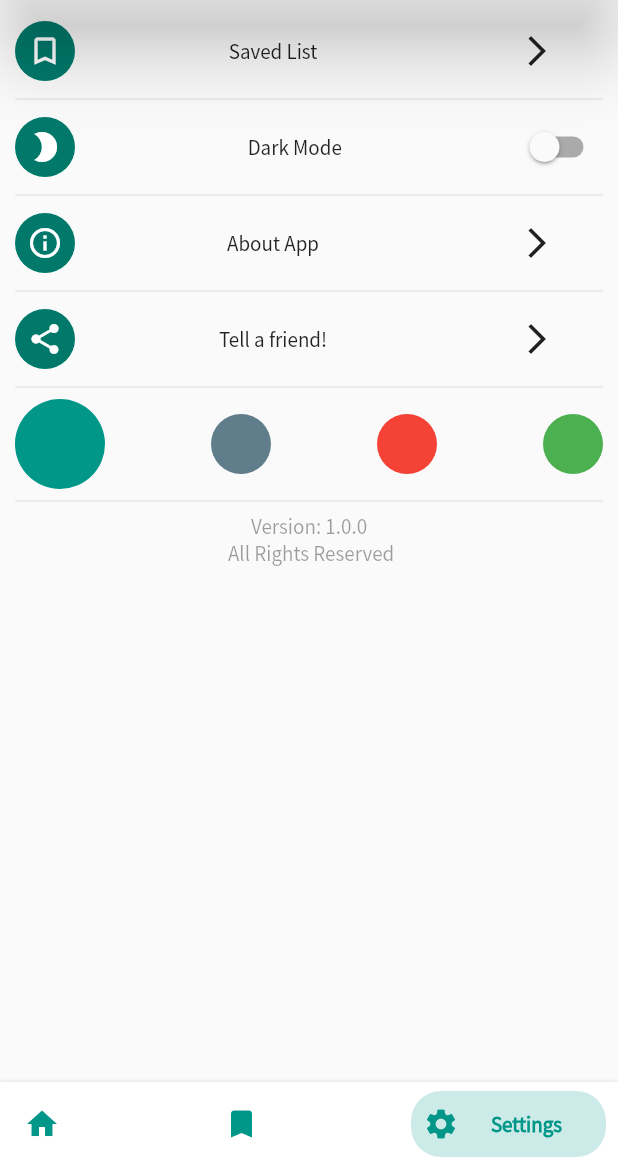
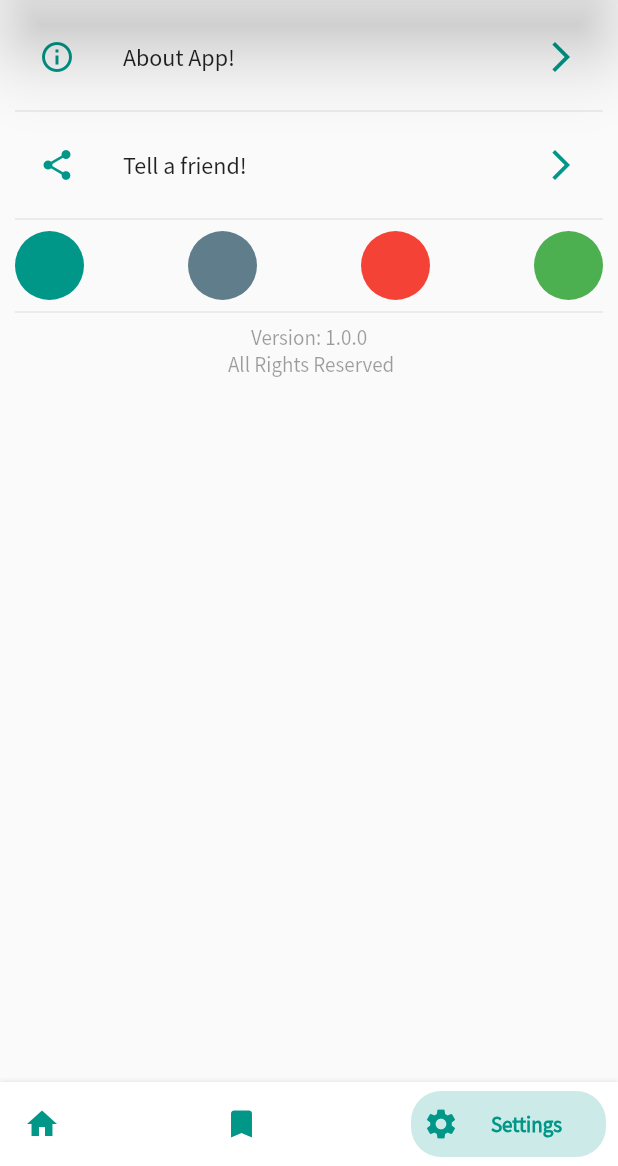
Before and after one commit to prabhaskumra/I-am-bored, a Flutter app: the screen it shows after launch, swiped to page 3, on a phone screen of 412 x 824 dp, the part 70-1236 px from its top. Run offline on Flutter 3.47's test engine with Material 2 defaults, Android fonts, the phone set to English and light mode, and no system bars; drawn by our look-alikes of bottom_navy_bar; our stand-ins replace flutter_linkify, share.

Commit message:
Update saved list screen and themedata

```diff
--- a/i_am_bored/lib/main.dart
+++ b/i_am_bored/lib/main.dart
@@ -9,6 +9,7 @@ import './screens/about_app_screen.dart';
 import './screens/donation_screen.dart';
 import './screens/main_screen.dart';
 import './screens/list_detail_screen.dart';
+import './provider/theme_data.dart';
 import './models/variables.dart' as globals;
 
 void main() {
@@ -19,17 +20,25 @@ class MyApp extends StatelessWidget {
   // This widget is the root of your application.
   @override
   Widget build(BuildContext context) {
+    // final selectedThemeData = Provider.of<CustomThemeData>(context);
+
     return MultiProvider(
       providers: [
         ChangeNotifierProvider<SavedList>(
           create: (context) => SavedList(),
         ),
+        ChangeNotifierProvider<CustomThemeData>(
+          create: (context) => CustomThemeData(),
+        ),
       ],
-      child: MaterialApp(
+      child: Builder(
+        builder: (BuildContext newContext) {
+          return MaterialApp(
             debugShowCheckedModeBanner: false,
             title: 'Flutter Demo',
             theme: ThemeData(
-          primarySwatch: Colors.teal,
+              primarySwatch:
+                  Provider.of<CustomThemeData>(newContext).themeColor,
               visualDensity: VisualDensity.adaptivePlatformDensity,
               fontFamily: 'SansPro',
               brightness: Brightness.light,
@@ -50,6 +59,8 @@ class MyApp extends StatelessWidget {
               MainScreen.routeName: (ctx) => MainScreen(),
               ListDetailScreen.routeName: (ctx) => ListDetailScreen(),
             },
+          );
+        },
       ),
     );
   }
--- /dev/null
+++ b/i_am_bored/lib/provider/theme_data.dart
@@ -0,0 +1,13 @@
+import 'package:flutter/foundation.dart';
+import 'package:flutter/material.dart';
+
+// import '../models/bored_data.dart';
+
+class CustomThemeData with ChangeNotifier {
+  var themeColor = Colors.teal;
+
+  void changeColor(var selectedColor) {
+    themeColor = selectedColor;
+    notifyListeners();
+  }
+}
--- a/i_am_bored/lib/screens/list_detail_screen.dart
+++ b/i_am_bored/lib/screens/list_detail_screen.dart
@@ -51,9 +51,10 @@ class _ListDetailScreenState extends State<ListDetailScreen> {
             // top: Radius.circular(30),
           ),
         ),
-        title: Text('List'),
+        title: Text(widget.receivedList.activity),
       ),
-      body: Container(
+      body: SingleChildScrollView(
+        child: Container(
           padding: EdgeInsets.all(20),
           // height: _mediaQuery.height / 2,
           child: Column(
@@ -104,7 +105,8 @@ class _ListDetailScreenState extends State<ListDetailScreen> {
                           TableRow(
                             children: [
                               Text("Accessibility"),
-                            Text(widget.receivedList.accessibility.toString()),
+                              Text(
+                                  widget.receivedList.accessibility.toString()),
                             ],
                           ),
                           buildTableRowDivider(),
@@ -161,6 +163,7 @@ class _ListDetailScreenState extends State<ListDetailScreen> {
             ],
           ),
         ),
+      ),
     );
   }
 
--- a/i_am_bored/lib/screens/saved_list_screen.dart
+++ b/i_am_bored/lib/screens/saved_list_screen.dart
@@ -2,6 +2,7 @@ import 'package:flutter/material.dart';
 import 'package:i_am_bored/models/bored_data.dart';
 import 'package:i_am_bored/screens/list_detail_screen.dart';
 import 'package:provider/provider.dart';
+import 'package:intl/intl.dart';
 
 import '../provider/saved_list.dart';
 import '../screens/saved_list_screen.dart';
@@ -27,7 +28,7 @@ class _SavedListScreenState extends State<SavedListScreen> {
           child: Container(
             // width: 0,
             padding: EdgeInsets.all(10),
-            child: InkWell(
+            child: ListTile(
               onTap: () {
                 Navigator.of(context).push(
                   MaterialPageRoute(
@@ -37,17 +38,28 @@ class _SavedListScreenState extends State<SavedListScreen> {
                   ),
                 );
               },
-              child: SizedBox(
-                height: mediaQuery.height / 12,
-                child: Text(
-                  "${i + 1}. " + savedListItmes[i].activity,
-                  softWrap: true,
-                  style: TextStyle(
-                    fontSize: 18,
-                  ),
-                  // textAlign: TextAlign.left,
-                ),
+              // dense: true,
+              // leading: Text("${i + 1}. "),
+              subtitle:
+                  Text(DateFormat('MM-dd-yyyy – kk:mm').format(DateTime.now())),
+              title: Text(
+                "${i + 1}. " + savedListItmes[i].activity,
+                style: TextStyle(
+                    // fontSize: 18,
+                    ),
               ),
+              trailing: Icon(Icons.arrow_forward_ios),
+              // child: SizedBox(
+              //   height: mediaQuery.height / 20,
+              //   child: Text(
+              //     "${i + 1}. " + savedListItmes[i].activity,
+              //     softWrap: true,
+              //     style: TextStyle(
+              //       fontSize: 18,
+              //     ),
+              //     // textAlign: TextAlign.left,
+              //   ),
+              // ),
             ),
           ),
         ),
--- a/i_am_bored/lib/screens/settings_screen.dart
+++ b/i_am_bored/lib/screens/settings_screen.dart
@@ -1,6 +1,9 @@
 import 'package:flutter/material.dart';
+import 'package:provider/provider.dart';
 
 import '../models/variables.dart' as globals;
+import '../provider/theme_data.dart';
+import '../screens/about_app_screen.dart';
 
 class SettingsScreen extends StatefulWidget {
   static const routeName = '/settings';
@@ -12,6 +15,8 @@ class SettingsScreen extends StatefulWidget {
 class _SettingsScreenState extends State<SettingsScreen> {
   @override
   Widget build(BuildContext context) {
+    var themeData = Provider.of<CustomThemeData>(context);
+
     var boxDecoration = BoxDecoration(
       border: Border.all(
         color: Theme.of(context).primaryColor,
@@ -25,128 +30,40 @@ class _SettingsScreenState extends State<SettingsScreen> {
       child: ListView(
         // shrinkWrap: ,
         children: [
-          Row(
-            mainAxisAlignment: MainAxisAlignment.spaceBetween,
-            children: [
-              CircleAvatar(
-                child: Icon(
-                  Icons.bookmark_border,
-                ),
-              ),
-              Text("Saved List"),
-              FlatButton(
-                onPressed: () {},
-                child: Icon(Icons.arrow_forward_ios),
-              )
-            ],
+          ListTile(
+            leading: Icon(
+              Icons.info_outline,
+              color: Theme.of(context).primaryColor,
+            ),
+            title: Text("About App!"),
+            trailing: Icon(
+              Icons.arrow_forward_ios,
+              color: Theme.of(context).primaryColor,
+            ),
+            onTap: () {
+              Navigator.of(context).pushNamed(AboutAppScreen.routeName);
+            },
+          ),
+          Divider(),
+          ListTile(
+            leading: Icon(
+              Icons.share,
+              color: Theme.of(context).primaryColor,
+            ),
+            title: Text("Tell a friend!"),
+            trailing: Icon(
+              Icons.arrow_forward_ios,
+              color: Theme.of(context).primaryColor,
+            ),
           ),
           Divider(),
           Row(
             mainAxisAlignment: MainAxisAlignment.spaceBetween,
             children: [
-              CircleAvatar(
-                child: Icon(
-                  Icons.brightness_2,
-                ),
-              ),
-              Text("Dark Mode"),
-              Switch.adaptive(
-                  value: globals.darkMode,
-                  onChanged: (value) {
-                    setState(() {
-                      globals.darkMode = !globals.darkMode;
-                    });
-                  }),
-            ],
-          ),
-          Divider(),
-          Row(
-            mainAxisAlignment: MainAxisAlignment.spaceBetween,
-            children: [
-              CircleAvatar(
-                child: Icon(
-                  Icons.info_outline,
-                ),
-              ),
-              Text("About App"),
-              FlatButton(
-                clipBehavior: Clip.hardEdge,
-                onPressed: () {},
-                child: Icon(Icons.arrow_forward_ios),
-              )
-            ],
-          ),
-          Divider(),
-          Row(
-            mainAxisAlignment: MainAxisAlignment.spaceBetween,
-            children: [
-              CircleAvatar(
-                child: Icon(Icons.share),
-              ),
-              Text("Tell a friend!"),
-              FlatButton(
-                clipBehavior: Clip.hardEdge,
-                onPressed: () {},
-                child: Icon(Icons.arrow_forward_ios),
-              )
-            ],
-          ),
-          Divider(),
-          Row(
-            mainAxisAlignment: MainAxisAlignment.spaceBetween,
-            children: [
-              // CircleAvatar(
-              //   child: Icon(
-              //     Icons.info_outline,
-              //   ),
-              // ),
-              // Text("Color Scheme"),
-              Container(
-                // color: Colors.red,
-                child: CircleAvatar(
-                  radius: 30,
-                  backgroundColor: Colors.teal,
-                  // foregroundColor: Colors.green,
-                  child: FlatButton(
-                    child: null,
-                    onPressed: () {},
-                  ),
-                ),
-              ),
-              Container(
-                // color: Colors.red,
-                child: CircleAvatar(
-                  radius: 20,
-                  backgroundColor: Colors.blueGrey,
-                  // foregroundColor: Colors.green,
-                  child: FlatButton(
-                    child: null,
-                    onPressed: () {},
-                  ),
-                ),
-              ),
-              Container(
-                // color: Colors.red,
-                child: CircleAvatar(
-                  backgroundColor: Colors.red,
-                  // foregroundColor: Colors.green,
-                  child: FlatButton(
-                    child: null,
-                    onPressed: () {},
-                  ),
-                ),
-              ),
-              Container(
-                // color: Colors.red,
-                child: CircleAvatar(
-                  backgroundColor: Colors.green,
-                  // foregroundColor: Colors.green,
-                  child: FlatButton(
-                    child: null,
-                    onPressed: () {},
-                  ),
-                ),
-              ),
+              buildCircleAvatarColor(themeData, Colors.teal),
+              buildCircleAvatarColor(themeData, Colors.blueGrey),
+              buildCircleAvatarColor(themeData, Colors.red),
+              buildCircleAvatarColor(themeData, Colors.green),
             ],
           ),
           Divider(),
@@ -161,4 +78,16 @@ class _SettingsScreenState extends State<SettingsScreen> {
       ),
     );
   }
+
+  CircleAvatar buildCircleAvatarColor(CustomThemeData themeData, var color) {
+    return CircleAvatar(
+      radius: 23,
+      backgroundColor: color,
+      child: InkWell(
+        onTap: () {
+          themeData.changeColor(color);
+        },
+      ),
+    );
+  }
 }
--- a/i_am_bored/pubspec.yaml
+++ b/i_am_bored/pubspec.yaml
@@ -29,6 +29,7 @@ dependencies:
   url_launcher: ^5.5.0
   bottom_navy_bar: ^5.5.0
   provider: ^4.3.1
+  intl: ^0.16.1
 
   # The following adds the Cupertino Icons font to your application.
   # Use with the CupertinoIcons class for iOS style icons.
```
Also changed, not shown: i_am_bored/pubspec.lock. Lines whose indentation alone changed are shown as unchanged.
